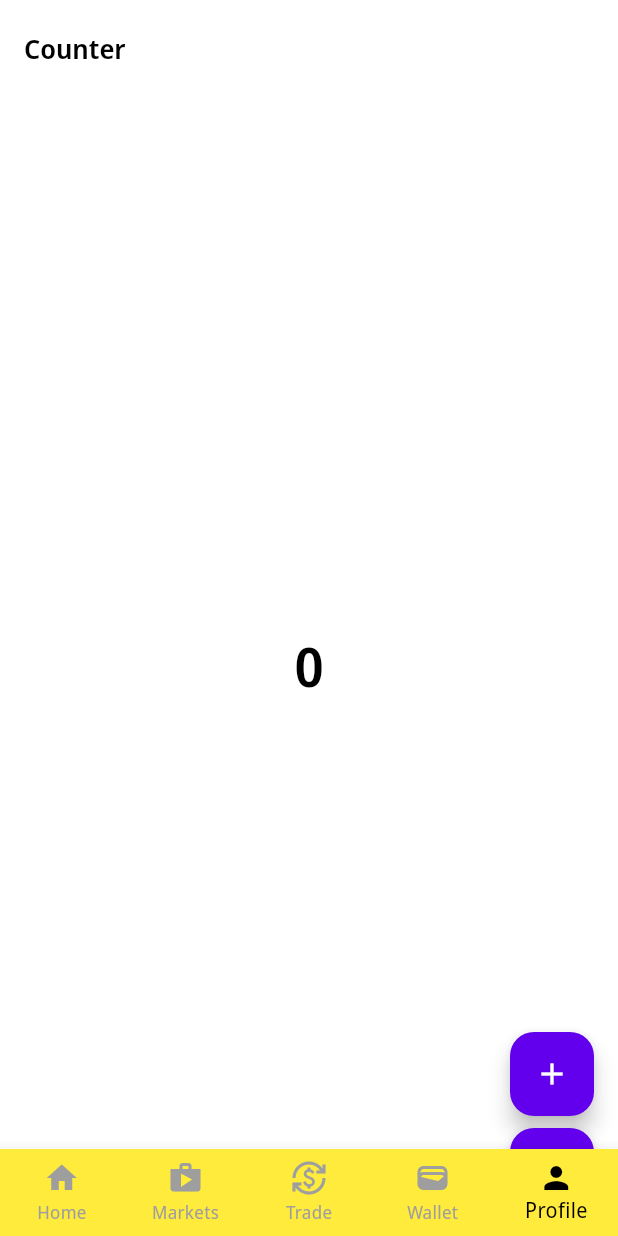
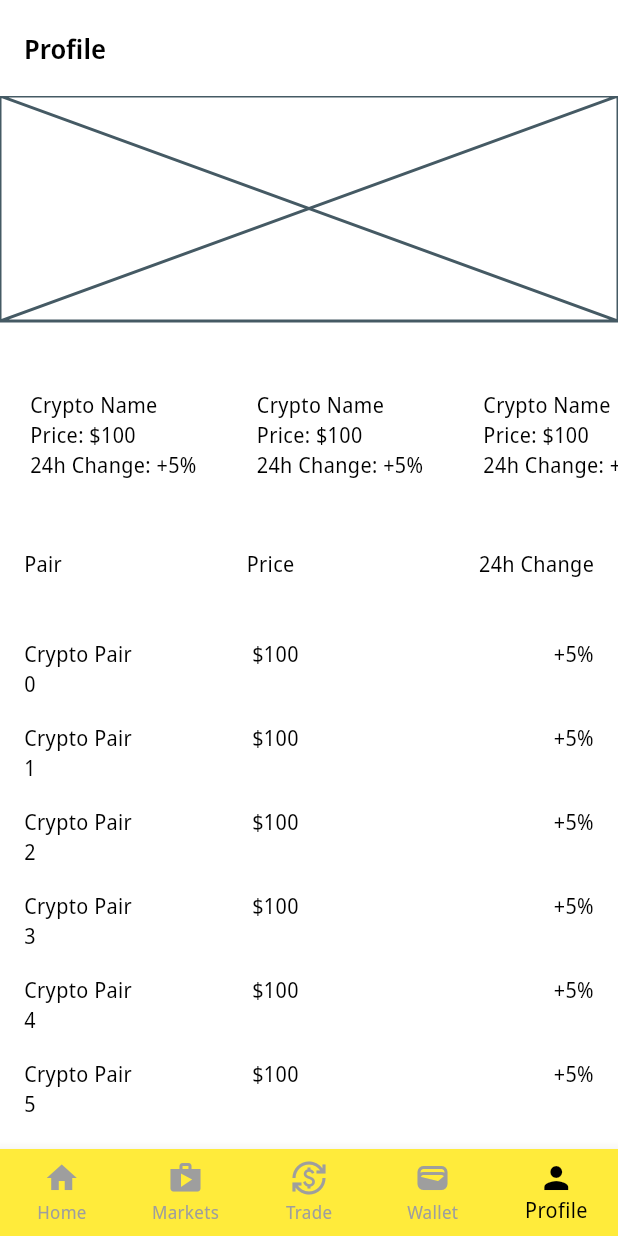
Before and after one commit to codemenorg/ces_mobile_refactor, a Flutter app: the screen it shows after launch, item 5 of the bottom bar chosen, on a phone screen of 412 x 824 dp. Run offline on Flutter 3.47's test engine with Material 3 defaults, Android fonts, the phone set to English and light mode, and no system bars; our stand-ins replace bloc, dio, flutter_bloc, flutter_svg, pretty_dio_logger; generated files the repository leaves out were written again; network calls fail.

Commit message:
demo profile done

```diff
--- a/lib/app/routes/routes.dart
+++ b/lib/app/routes/routes.dart
@@ -2,6 +2,7 @@ import 'package:api/api.dart';
 import 'package:ces/counter/counter.dart';
 import 'package:ces/home/home.dart';
 import 'package:ces/markets/markets.dart';
+import 'package:ces/profile/profile.dart';
 import 'package:flutter/material.dart';
 
 import '../../navigation/view/bottom_nav_bar.dart';
@@ -23,6 +24,10 @@ class Routes {
         return MaterialPageRoute(
           builder: (context) => const HomePage(),
         );
+      case ProfilePage.route:
+        return MaterialPageRoute(
+          builder: (context) => const ProfilePage(),
+        );
       case MarketsPage.route:
         return MaterialPageRoute(
           builder: (context) => const MarketsPage(),
--- a/lib/home/cubit/home_cubit.dart
+++ b/lib/home/cubit/home_cubit.dart
@@ -1,4 +1,3 @@
-import 'package:api/api.dart';
 import 'package:bloc/bloc.dart';
 import 'package:meta/meta.dart';
 
@@ -6,8 +5,4 @@ part 'home_state.dart';
 
 class HomeCubit extends Cubit<HomeState> {
   HomeCubit() : super(HomeLoading());
-
-  MarketsRepository marketRepository = MarketsRepository(
-    flavor: Flavor.production,
-  );
 }
--- a/lib/l10n/arb/app_en.arb
+++ b/lib/l10n/arb/app_en.arb
@@ -7,5 +7,9 @@
     "marketAppBarTitle": "Market",
     "@marketAppBarTitle": {
         "description": "Text shown in the AppBar of the Market Page"
+    },
+    "profileAppBarTitle": "Profile",
+    "@profileAppBarTitle": {
+        "description": "Text shown in the AppBar of the Profile Page"
     }
 }
--- a/lib/l10n/arb/app_es.arb
+++ b/lib/l10n/arb/app_es.arb
@@ -7,5 +7,9 @@
     "marketAppBarTitle": "Mercado",
     "@marketAppBarTitle": {
         "description": "Texto mostrado en la AppBar de la página del Mercado"
+    },
+    "profileAppBarTitle": "Perfil",
+    "@profileAppBarTitle": {
+        "description": "Texto mostrado en la AppBar de la página del Perfil"
     }
 }
--- a/lib/navigation/view/bottom_nav_bar.dart
+++ b/lib/navigation/view/bottom_nav_bar.dart
@@ -6,6 +6,8 @@ import 'package:ces/home/home.dart';
 import 'package:ces/markets/view/markets_page.dart';
 import 'package:flutter/material.dart';
 import 'package:flutter/services.dart';
+
+import '../../profile/view/profile_page.dart';
 
 class NavigationScreen extends StatefulWidget {
   const NavigationScreen({
@@ -26,14 +28,13 @@ class _NavigationScreenState extends State<NavigationScreen> {
   int _colorIndex = 0;
 
   final bool _isFisrtBuild = true;
-  //final FirebaseMessaging _firebaseMessaging = FirebaseMessaging.instance;
 
   final List<StatefulWidget> _screens = [
     const HomePage(),
     const MarketsPage(),
     const CounterPage(),
     const MarketsPage(),
-    const CounterPage(),
+    const ProfilePage(),
   ];
 
   @override
--- /dev/null
+++ b/lib/profile/cubit/profile_cubit.dart
@@ -0,0 +1,8 @@
+import 'package:bloc/bloc.dart';
+import 'package:meta/meta.dart';
+
+part 'profile_state.dart';
+
+class ProfileCubit extends Cubit<ProfileState> {
+  ProfileCubit() : super(ProfileLoading());
+}
--- /dev/null
+++ b/lib/profile/cubit/profile_state.dart
@@ -0,0 +1,14 @@
+part of 'profile_cubit.dart';
+
+@immutable
+sealed class ProfileState {}
+
+final class ProfileLoading extends ProfileState {}
+
+final class ProfileLoadingError extends ProfileState {
+  ProfileLoadingError(this.error);
+
+  final String error;
+}
+
+final class ProfileLoaded extends ProfileState {}
--- /dev/null
+++ b/lib/profile/profile.dart
@@ -0,0 +1,2 @@
+export 'cubit/profile_cubit.dart';
+export 'view/profile_page.dart';
--- /dev/null
+++ b/lib/profile/view/profile_page.dart
@@ -0,0 +1,129 @@
+import 'package:app_ui/app_ui.dart';
+import 'package:ces/l10n/l10n.dart';
+import 'package:flutter/material.dart';
+import 'package:flutter_bloc/flutter_bloc.dart';
+
+import '../cubit/profile_cubit.dart';
+
+class ProfilePage extends StatefulWidget {
+  const ProfilePage({super.key});
+  static const route = '/Profile';
+
+  @override
+  State<ProfilePage> createState() => _ProfilePageState();
+}
+
+class _ProfilePageState extends State<ProfilePage> {
+  @override
+  Widget build(BuildContext context) {
+    return BlocProvider(
+      create: (_) => ProfileCubit(),
+      child: const ProfileView(),
+    );
+  }
+}
+
+class ProfileView extends StatelessWidget {
+  const ProfileView({super.key});
+
+  @override
+  Widget build(BuildContext context) {
+    final l10n = context.l10n;
+    return Scaffold(
+      appBar: AppBar(title: Text(l10n.profileAppBarTitle)),
+      body: ListView(
+        shrinkWrap: true,
+        children: [
+          // Slider at the top
+          const SizedBox(
+            height: 150,
+            child: Placeholder(), // Replace with your slider widget
+          ),
+          const SizedBox(
+            height: AppSpacing.lg,
+          ),
+          // Horizontal list with items
+          SizedBox(
+            height: 120,
+            child: ListView.separated(
+              padding: const EdgeInsets.all(20),
+              separatorBuilder: (context, index) => const SizedBox(
+                width: AppSpacing.xxlg,
+              ),
+              scrollDirection: Axis.horizontal,
+              itemCount: 5, // Replace with your item count
+              itemBuilder: (context, index) {
+                return const Column(
+                  crossAxisAlignment: CrossAxisAlignment.start,
+                  mainAxisAlignment: MainAxisAlignment.center,
+                  children: [
+                    Text('Crypto Name'),
+                    Text(r'Price: $100'),
+                    Text('24h Change: +5%'),
+                  ],
+                );
+              },
+            ),
+          ),
+          // Custom header row
+          Container(
+            padding: const EdgeInsets.all(16),
+            child: const Row(
+              children: [
+                Text(
+                  'Pair',
+                  textAlign: TextAlign.start,
+                ),
+                Spacer(),
+                Text(
+                  'Price',
+                ),
+                Spacer(),
+                Text(
+                  '24h Change',
+                  textAlign: TextAlign.end,
+                ),
+              ],
+            ),
+          ),
+          // List with data
+          ListView.builder(
+            physics: const NeverScrollableScrollPhysics(),
+            shrinkWrap: true,
+            padding: const EdgeInsets.all(16),
+            itemCount: 50, // Replace with your item count
+            itemBuilder: (context, index) {
+              return Container(
+                margin: const EdgeInsets.symmetric(vertical: 8),
+                child: Row(
+                  crossAxisAlignment: CrossAxisAlignment.start,
+                  children: [
+                    Expanded(
+                      child: Text(
+                        'Crypto Pair $index',
+                        textAlign: TextAlign.start,
+                      ),
+                    ),
+                    const Spacer(),
+                    const Expanded(
+                      child: Text(
+                        r'$100',
+                      ),
+                    ),
+                    const Spacer(),
+                    const Expanded(
+                      child: Text(
+                        '+5%',
+                        textAlign: TextAlign.end,
+                      ),
+                    ),
+                  ],
+                ),
+              );
+            },
+          ),
+        ],
+      ),
+    );
+  }
+}
```
